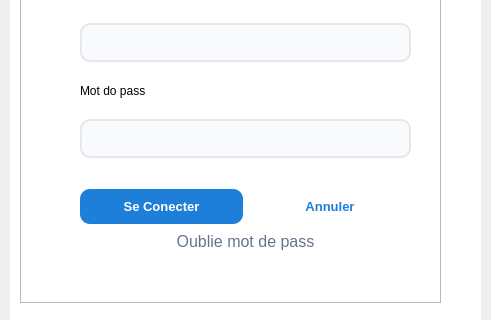
Old version of the form login_page/login_screen.ui in the repository lak-barmajyat/ERP; both pictures show x 90 to 581 and y 208 to 528 of the 999 by 735 pixel window.
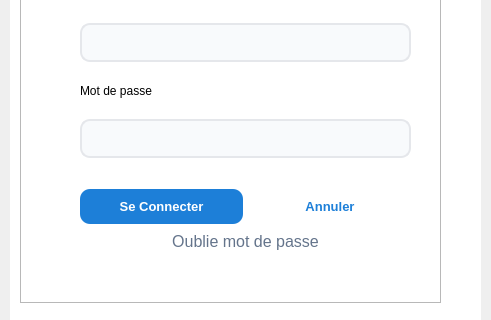
New version of the form. Icons and pictures are not drawn.

What changed in the file:
```diff
--- a/login_page/login_screen.ui
+++ b/login_page/login_screen.ui
@@ -284,7 +284,7 @@
 }</string>
           </property>
           <property name="text">
-           <string>Se Conecter</string>
+           <string>Se Connecter</string>
           </property>
          </widget>
         </item>
@@ -318,14 +318,14 @@
 }</string>
         </property>
         <property name="text">
-         <string>Oublie mot de pass</string>
+         <string>Oublie mot de passe</string>
         </property>
        </widget>
       </item>
       <item row="4" column="0">
        <widget class="QLabel" name="label_2">
         <property name="text">
-         <string>Mot do pass</string>
+         <string>Mot de passe</string>
         </property>
        </widget>
       </item>
```
Left out of the diff: 8 changed lines with no effect on the pictures.
